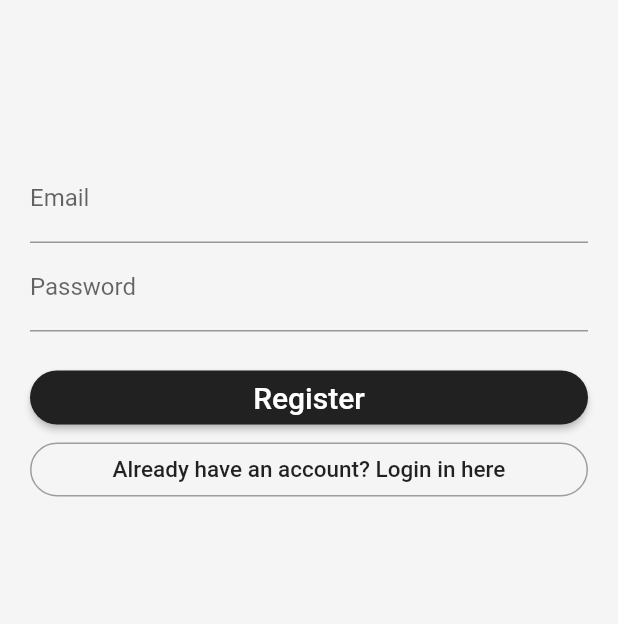
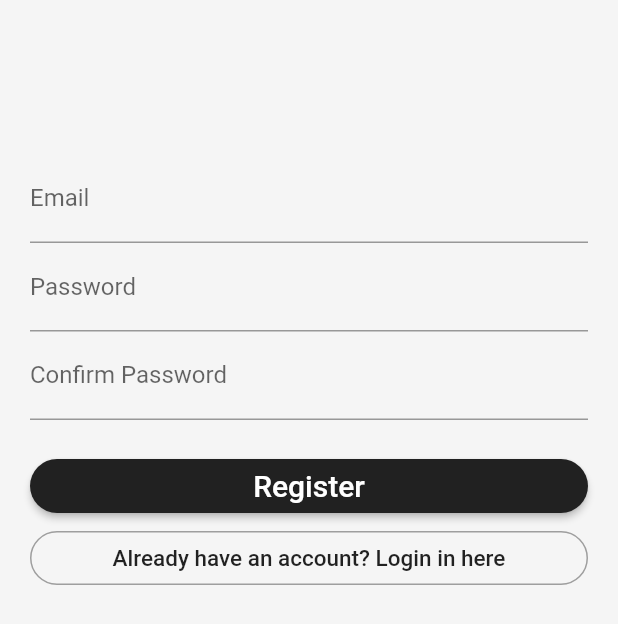
Before and after one commit to sushbalajee/GymFlutter, a Flutter app: the Login screen opened directly, after a tap on "Create an Account", on a phone screen of 412 x 824 dp. Shown: the top 624 px of the screen. Run offline on Flutter 3.47's test engine with Material 2 defaults, Android fonts, the phone set to English and light mode, and no system bars; our stand-ins replace connectivity, firebase_auth, firebase_database; accounts and stored records are empty.

Commit message:
confirm password done

```diff
--- a/gym_app/lib/login.dart
+++ b/gym_app/lib/login.dart
@@ -10,6 +10,7 @@ class Login extends StatefulWidget {
   final BaseAuth auth;
   final VoidCallback onSignedIn;
 
+
   @override
   State<StatefulWidget> createState() => LoginPageState();
 }
@@ -17,6 +18,9 @@ class Login extends StatefulWidget {
 enum FormType { login, register }
 
 class LoginPageState extends State<Login> {
+
+  final TextEditingController _passController = new TextEditingController();
+  final TextEditingController _confirmPassController = new TextEditingController();
   final formKey = new GlobalKey<FormState>();
 
   String email;
@@ -47,10 +51,26 @@ class LoginPageState extends State<Login> {
           print('Created user with id: $userId');
           updateUID();
           _createMountain(userId);
-
         }
         widget.onSignedIn();
       } catch (e) {
+        if ("$e" ==
+            "PlatformException(exception, The email address is badly formatted., null)") {
+          confirmDialog(context, "Invalid Email",
+              "Please check that you have entered your email address correctly and try again");
+        } else if ("$e" ==
+            "PlatformException(exception, There is no user record corresponding to this identifier. The user may have been deleted., null)") {
+          confirmDialog(context, "Invalid User",
+              "Please check that you have entered your email address correctly and try again");
+        } else if ("$e" ==
+            "PlatformException(exception, The password is invalid or the user does not have a password., null)") {
+          confirmDialog(context, "Incorrect Password",
+              "Please check that you have entered your password correctly and try again");
+        } else if ("$e" ==
+            "PlatformException(exception, The given password is invalid. [ Password should be at least 6 characters ], null)") {
+          confirmDialog(context, "Password too short",
+              "Please enter a password that is atleast 6 characters");
+        }
         print('Error: $e');
       }
     }
@@ -74,8 +94,8 @@ class LoginPageState extends State<Login> {
   Widget build(BuildContext context) {
     double screenHeight = MediaQuery.of(context).size.height;
 
+if(formType == FormType.login){
     return new Scaffold(
-
         resizeToAvoidBottomPadding: false,
         body: new Container(
           color: Colors.grey[100],
@@ -87,6 +107,22 @@ class LoginPageState extends State<Login> {
               child:
                   new ListView(children: buildInputs() + buildSubmitButtons())),
         ));
+}
+else{
+   return new Scaffold(
+        resizeToAvoidBottomPadding: false,
+        body: new Container(
+          color: Colors.grey[100],
+          alignment: Alignment.center,
+          padding:
+              EdgeInsets.only(left: 20.0, right: 20.0, top: screenHeight / 8),
+          child: new Form(
+              key: formKey,
+              child:
+                  new ListView(children: buildInputs2() + buildSubmitButtons())),
+        ));
+}
+
   }
 
   List<Widget> buildInputs() {
@@ -103,6 +139,33 @@ class LoginPageState extends State<Login> {
           onSaved: (value) => password = value)
     ];
   }
+
+List<Widget> buildInputs2() {
+    return [
+      new TextFormField(
+          decoration: new InputDecoration(labelText: 'Email'),
+          validator: (value) => value.isEmpty ? 'Email can\'t be empty' : null,
+          onSaved: (value) => email = value),
+      new TextFormField(
+        controller: _passController,
+          decoration: new InputDecoration(labelText: 'Password'),
+          obscureText: true,
+          validator: (value) =>
+              value.isEmpty ? 'Password can\'t be empty' : null,
+          onSaved: (value) => password = value),
+      new TextFormField(
+        controller: _confirmPassController,
+          decoration: new InputDecoration(labelText: 'Confirm Password'),
+          obscureText: true,
+          validator: (value) {
+          if(value != _passController.text){
+            return "Passwords Do Not Match";
+          }})
+              //value.isEmpty ? 'Passwords do not match' : null,)
+          //onSaved: (value) => password = value)
+    ];
+  }
+
 
   List<Widget> buildSubmitButtons() {
     if (formType == FormType.login) {
@@ -125,8 +188,7 @@ class LoginPageState extends State<Login> {
             onPressed: moveToRegister,
             shape: new RoundedRectangleBorder(
               borderRadius: new BorderRadius.circular(20.0),
-                              )
-                  )
+            ))
       ];
     } else {
       return [
@@ -157,10 +219,8 @@ class LoginPageState extends State<Login> {
   static const jsonCodec = const JsonCodec();
 
   void _createMountain(String uid) {
-    Database.createMountain(uid).then((String mountainKey) {
-    });
+    Database.createMountain(uid).then((String mountainKey) {});
   }
-
 }
 
 class Todo {
@@ -174,18 +234,15 @@ class Todo {
     return {
       "description": description,
       "workoutname": workoutname,
-    "musclegroup" :musclegroup};
+      "musclegroup": musclegroup
+    };
   }
 }
 
-
 class Database {
-
   static Future<String> createMountain(String userUID) async {
-
-    DatabaseReference reference = FirebaseDatabase.instance
-        .reference().child("Workouts")
-        .child(userUID);
+    DatabaseReference reference =
+        FirebaseDatabase.instance.reference().child("Workouts").child(userUID);
 
     reference.set("");
 
@@ -200,3 +257,23 @@ void updateUID() {
     uid = userId.uid;
   });
 }
+
+Future<Null> confirmDialog(BuildContext context, String why, String execution) {
+  return showDialog<Null>(
+      context: context,
+      barrierDismissible: false, // user must tap button!
+      builder: (BuildContext context) {
+        return new AlertDialog(
+          title: new Text("Login Failed - " + why),
+          content: new Text(execution),
+          actions: <Widget>[
+            new FlatButton(
+              child: const Text('CLOSE'),
+              onPressed: () {
+                Navigator.of(context).pop();
+              },
+            ),
+          ],
+        );
+      });
+}
--- a/gym_app/lib/personalisedWorkouts.dart
+++ b/gym_app/lib/personalisedWorkouts.dart
@@ -60,8 +60,6 @@ class _NextPageStatePersonal extends State<WorkoutsListPersonal> {
               query: itemRef,
               itemBuilder: (BuildContext context, DataSnapshot snapshot,
                   Animation<double> animation, int index) {
-
-
                 workoutNumber += 1;
                 return new ListTile(
                   leading: CircleAvatar(child: Text("$workoutNumber")),
```
Also changed, not shown: gym_app/lib/root.dart (+6 -3 lines), gym_app/lib/usersList.dart (+11 -23 lines), 5 other files. Lines whose indentation alone changed are shown as unchanged.
